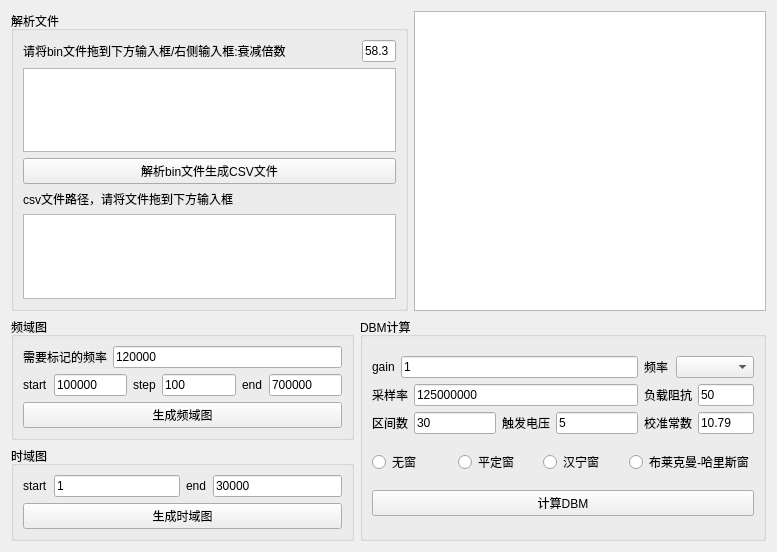
First picture: the form in plugins/Waveform_plugin/main.ui, repository cn33331/MIX-test, before the edit.
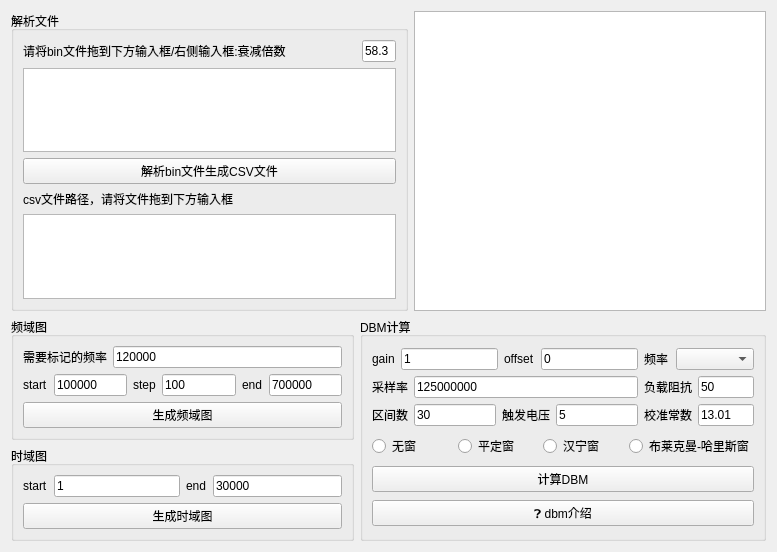
Second picture: the form after the edit.

Commit message:
Waveform_plugin新增dbm offset参数与计算介绍，移除Apple算法；rsync_plugin完善文件浏览器与部署配置
- Waveform_plugin: dBm计算增加offset偏移量(UI+算法调用链)，新增❓dbm介绍图片弹窗，删除Apple算法相关代码与selected_radio_dbm参数
- rsync_plugin: 新增文件浏览器面板与JSON配置管理，完善配置对话框和SSH管理
- utils: 新增json_config配置模块

The edit to the form file:
```diff
--- a/plugins/Waveform_plugin/main.ui
+++ b/plugins/Waveform_plugin/main.ui
@@ -287,6 +287,20 @@
                     </property>
                    </widget>
                   </item>
+                  <item>
+                   <widget class="QLabel" name="label_offset">
+                    <property name="text">
+                     <string>offset</string>
+                    </property>
+                   </widget>
+                  </item>
+                  <item>
+                   <widget class="QLineEdit" name="lineEdit_offset">
+                    <property name="text">
+                     <string>0</string>
+                    </property>
+                   </widget>
+                  </item>
                  </layout>
                 </item>
                 <item>
@@ -399,7 +413,7 @@
                   <item>
                    <widget class="QLineEdit" name="lineEdit_cal_constant">
                     <property name="text">
-                     <string>10.79</string>
+                     <string>13.01</string>
                     </property>
                    </widget>
                   </item>
@@ -448,6 +462,13 @@
               </property>
              </widget>
             </item>
+            <item>
+             <widget class="QPushButton" name="pushButton_dbm_help">
+              <property name="text">
+               <string>❓ dbm介绍</string>
+              </property>
+             </widget>
+            </item>
            </layout>
           </widget>
          </item>
```
The commit also changes 17 other files.
